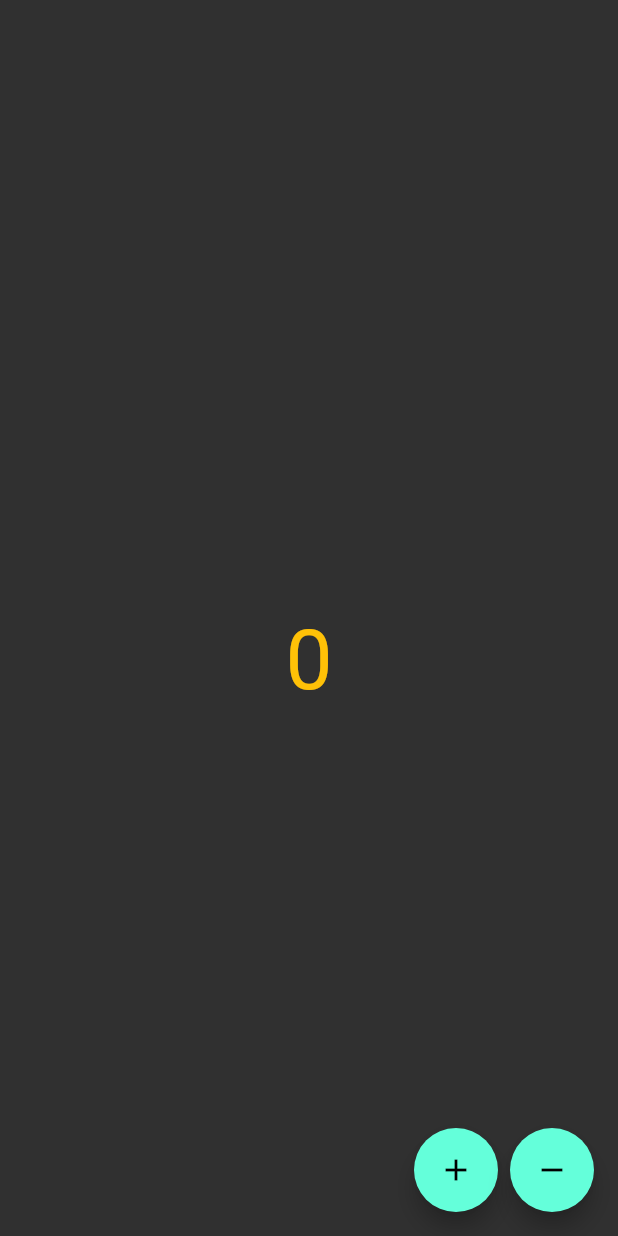
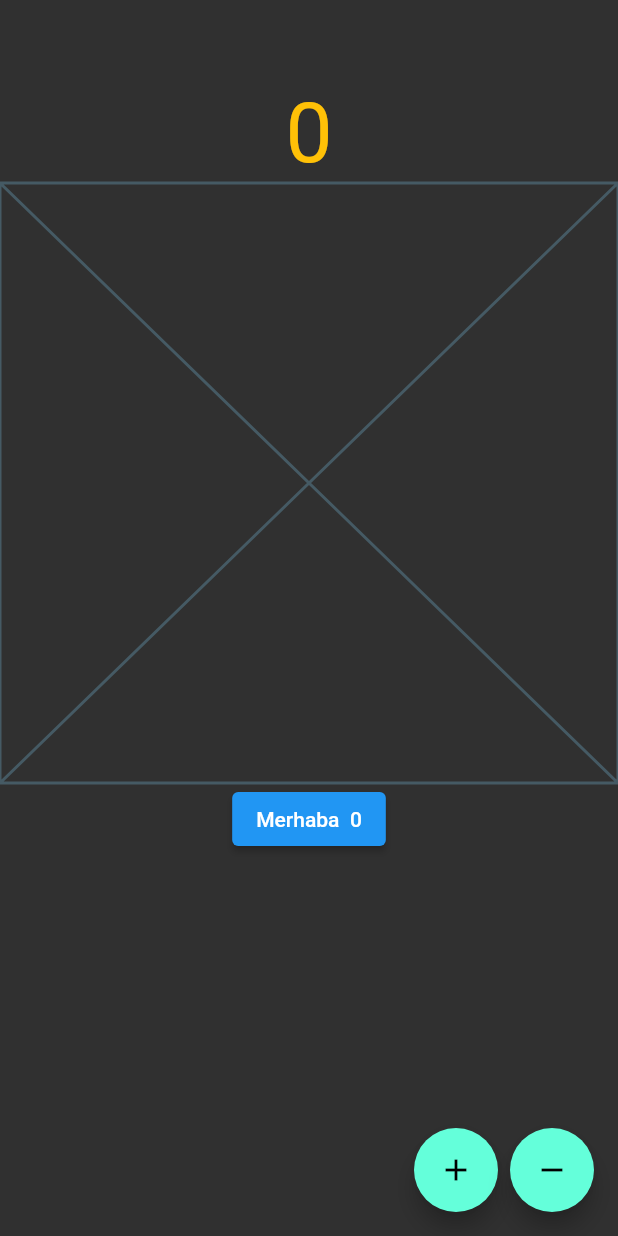
Before and after one commit to fadilbasaran/flutter_all, a Flutter app: the screen it shows after launch, on a phone screen of 412 x 824 dp. Run offline on Flutter 3.47's test engine with Material 2 defaults, Android fonts, the phone set to English and light mode, and no system bars.

Commit message:
son hali

```diff
--- a/lib/101/statefull_learn.dart
+++ b/lib/101/statefull_learn.dart
@@ -1,4 +1,5 @@
 import 'package:flutter/material.dart';
+import 'package:flutter_full_learn/product/counter_hello_button.dart';
 
 class StatefullLearn extends StatefulWidget {
   const StatefullLearn({Key? key}) : super(key: key);
@@ -9,16 +10,17 @@ class StatefullLearn extends StatefulWidget {
 
 class _StatefullLearnState extends State<StatefullLearn> {
   int _countValue = 0;
-  void incrementValue() {
+
+  void _updateCounter(bool isIncrement) {
+    if (isIncrement) {
       setState(() {
         _countValue += 1;
       });
-  }
-
-  void deincrementValue() {
+    } else {
       setState(() {
         _countValue -= 1;
       });
+    }
   }
 
   @override
@@ -29,21 +31,25 @@ class _StatefullLearnState extends State<StatefullLearn> {
         mainAxisSize: MainAxisSize.min,
         children: [
           _incrementButton(() {
-            incrementValue();
+            _updateCounter(true);
           }),
           _deincrementButton(() {
-            deincrementValue();
+            _updateCounter(false);
           }),
         ],
       ),
-      body: Center(
-        child: Text(
-          '$_countValue',
+      body: Column(
+        children: [
+          Center(
+            child: Text('$_countValue',
                 style: Theme.of(context)
                     .textTheme
                     .headline2
-              ?.copyWith(color: Colors.amber),
+                    ?.copyWith(color: Colors.amber)),
           ),
+          const Placeholder(),
+          const CounterHelloButton(),
+        ],
       ),
     );
   }
--- a/lib/main.dart
+++ b/lib/main.dart
@@ -1,11 +1,8 @@
 import 'package:flutter/material.dart';
 import 'package:flutter/services.dart';
 import 'package:flutter_full_learn/101/color_learn.dart';
-import 'package:flutter_full_learn/demos/stack_demo_view.dart';
 
-import '101/stack_learn.dart';
 import '101/statefull_learn.dart';
-
 
 void main() {
   runApp(const MyApp());
@@ -27,7 +24,6 @@ class MyApp extends StatelessWidget {
                   borderRadius: BorderRadius.circular(20))),
           errorColor: ColorsItems.sulu,
           appBarTheme: const AppBarTheme(
-
               centerTitle: true,
               systemOverlayStyle: SystemUiOverlayStyle.light,
               backgroundColor: Colors.transparent,
--- /dev/null
+++ b/lib/product/counter_hello_button.dart
@@ -0,0 +1,27 @@
+import 'package:flutter/material.dart';
+import 'package:flutter_full_learn/product/language/langugage_items.dart';
+
+class CounterHelloButton extends StatefulWidget {
+  const CounterHelloButton({Key? key}) : super(key: key);
+
+  @override
+  State<CounterHelloButton> createState() => _CounterHelloButtonState();
+}
+
+class _CounterHelloButtonState extends State<CounterHelloButton> {
+  int _counterCostum = 0;
+  void _updateCounter() {
+    setState(() {
+      ++_counterCostum;
+    });
+  }
+
+  final String _welcomeTitle = LanguageItems.welcomeTitle;
+  @override
+  Widget build(BuildContext context) {
+    return ElevatedButton(
+      onPressed: () => _updateCounter(),
+      child: Text('$_welcomeTitle  $_counterCostum'),
+    );
+  }
+}
--- /dev/null
+++ b/lib/product/language/langugage_items.dart
@@ -0,0 +1,3 @@
+class LanguageItems {
+  static String welcomeTitle = 'Merhaba';
+}
```
Also changed, not shown: lib/101/page_view_learn.dart (added). Lines whose indentation alone changed are shown as unchanged.
